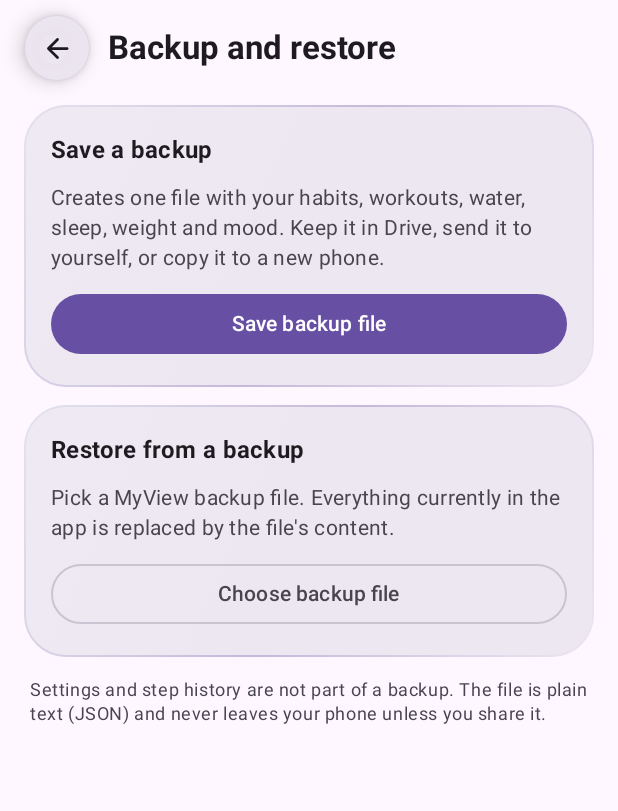
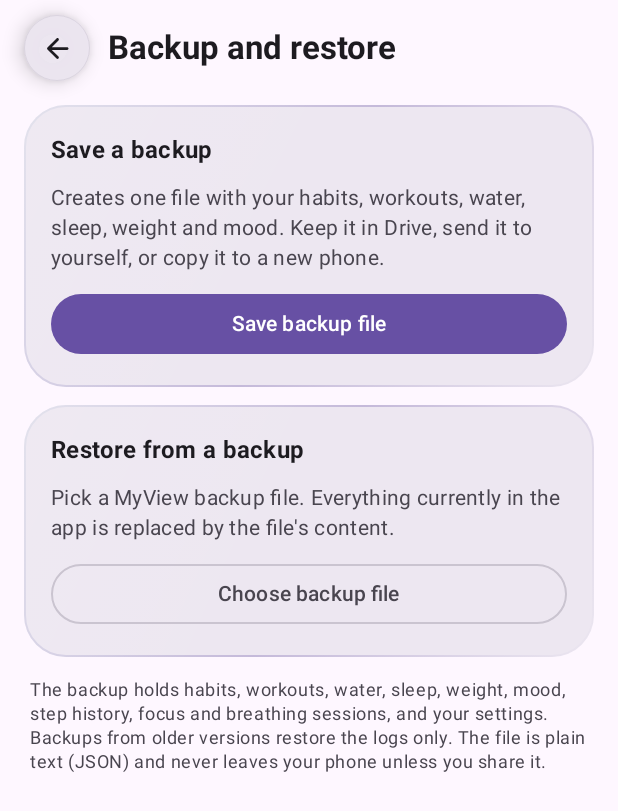
Before and after one commit to iamhk10/MyView, an Android app built with Jetpack Compose: the composable BackupScreen shown on its own in the app's theme, on a phone screen of 412 x 824 dp. Shown: the top 811 px of the screen. Run offline under Robolectric (Android 15) with nearby library versions, the phone set to English and light mode, and no system bars.

Commit message:
Add files via upload

```diff
--- a/app/src/main/java/com/x/myview/ui/screens/MoreScreen.kt
+++ b/app/src/main/java/com/x/myview/ui/screens/MoreScreen.kt
@@ -225,7 +225,7 @@ fun BackupScreen(vm: MainViewModel, onBack: () -> Unit) {
             }
             Box(Modifier.padding(horizontal = 20.dp, vertical = 8.dp)) {
                 Text(
-                    "Settings and step history are not part of a backup. The file is plain text (JSON) and never leaves your phone unless you share it.",
+                    "The backup holds habits, workouts, water, sleep, weight, mood, step history, focus and breathing sessions, and your settings. Backups from older versions restore the logs only. The file is plain text (JSON) and never leaves your phone unless you share it.",
                     style = MaterialTheme.typography.bodySmall,
                     color = MaterialTheme.colorScheme.onSurfaceVariant,
                 )
--- a/app/src/main/java/com/x/myview/ui/screens/SettingsScreen.kt
+++ b/app/src/main/java/com/x/myview/ui/screens/SettingsScreen.kt
@@ -228,7 +228,7 @@ fun SettingsScreen(vm: MainViewModel, onBack: () -> Unit) {
                             .clip(RoundedCornerShape(24.dp)),
                     )
                     Text("MyView", style = MaterialTheme.typography.titleLarge, fontWeight = FontWeight.Bold)
-                    Text("Version 1.2.0", style = MaterialTheme.typography.bodyMedium, color = MaterialTheme.colorScheme.onSurfaceVariant)
+                    Text("Version 1.2.1", style = MaterialTheme.typography.bodyMedium, color = MaterialTheme.colorScheme.onSurfaceVariant)
                     Text(
                         "Habits, workouts, water, steps, sleep, weight and mood in one place. Every feature is free. Your data stays on your phone; the app has no internet access.",
                         style = MaterialTheme.typography.bodyMedium,
```
